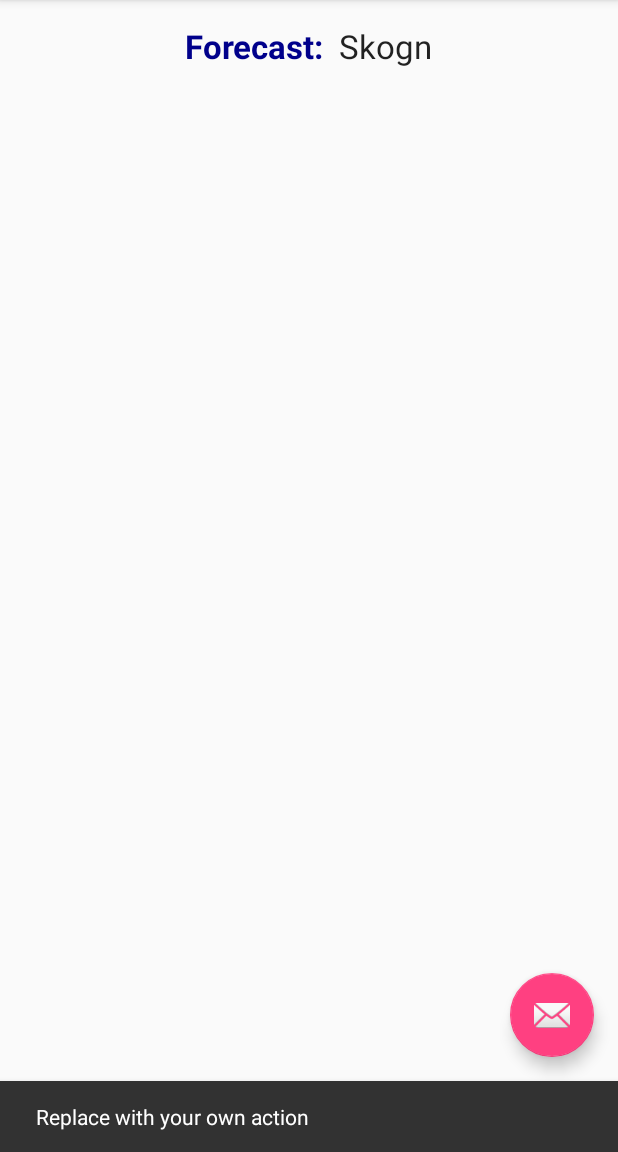
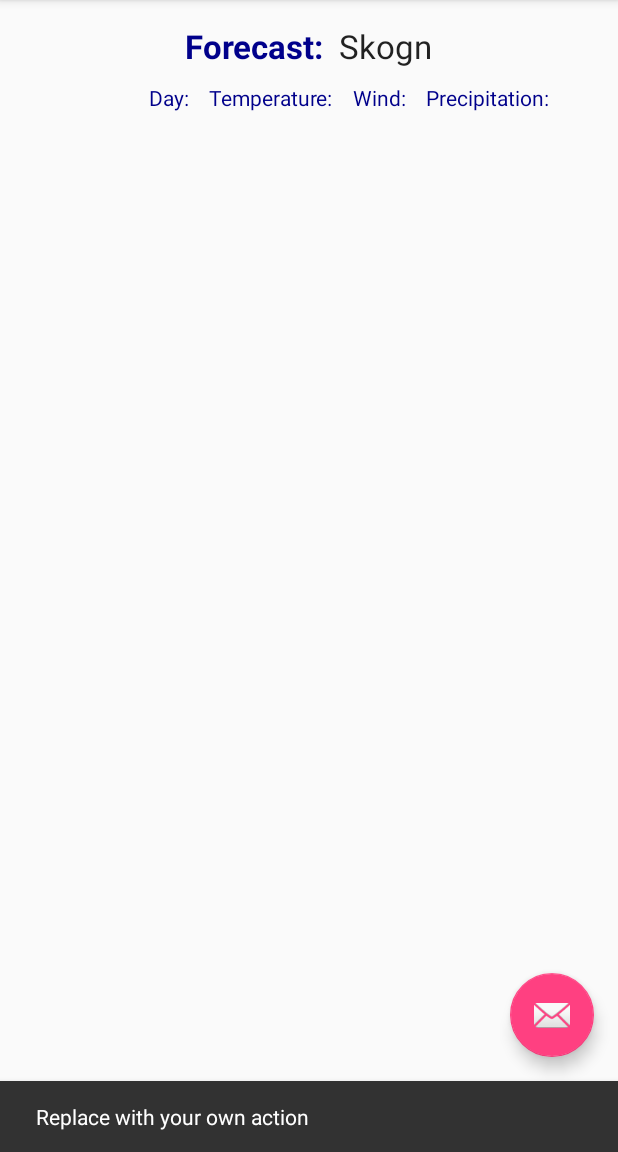
Before and after one commit to ole-aarnseth/WeatherCast, an Android app: the screen it shows after launch (WeatherActivity), after a tap on an icon or button, on a phone screen of 412 x 824 dp, the part 84-1236 px from its top. Run offline under Robolectric (Android 15) with nearby library versions, the phone set to English and light mode, and no system bars.

```diff
--- a/app/src/main/res/layout/content_weather.xml
+++ b/app/src/main/res/layout/content_weather.xml
@@ -39,6 +39,86 @@
             android:text="Skogn" />
     </LinearLayout>
 
+    <LinearLayout
+        android:orientation="horizontal"
+        android:layout_width="match_parent"
+        android:layout_height="wrap_content"
+        android:gravity="center_horizontal">
+        <!-- TextView header rammes rundt en ekstra linearlayout som sentrerer teksten,
+             som erstatning for textAlignment="center". Grunnen for denne løsningen er at
+             textAlignment kommer i konflikt med minimum-API-nivå. -->
+        <LinearLayout
+            android:layout_marginLeft="54dp"
+            android:orientation="horizontal"
+            android:layout_width="50dp"
+            android:layout_height="wrap_content"
+            android:gravity="center_horizontal">
+
+            <TextView
+                android:layout_width="wrap_content"
+                android:layout_height="wrap_content"
+                android:textAppearance="?android:attr/textAppearanceSmall"
+                android:text="@string/dateHdr"
+                android:id="@+id/dateHeader"
+                android:layout_gravity="center_horizontal"
+                android:textColor="@color/DarkBlue" />
+
+        </LinearLayout>
+
+        <LinearLayout
+            android:orientation="horizontal"
+            android:layout_width="86dp"
+            android:layout_height="wrap_content"
+            android:gravity="center_horizontal">
+
+            <TextView
+                android:layout_width="wrap_content"
+                android:layout_height="wrap_content"
+                android:textAppearance="?android:attr/textAppearanceSmall"
+                android:text="@string/tempHdr"
+                android:id="@+id/tempHeader"
+                android:layout_gravity="center_horizontal"
+                android:textColor="@color/DarkBlue" />
+
+        </LinearLayout>
+
+        <LinearLayout
+            android:orientation="horizontal"
+            android:layout_width="58dp"
+            android:layout_height="wrap_content"
+            android:gravity="center_horizontal">
+
+            <TextView
+                android:layout_width="wrap_content"
+                android:layout_height="wrap_content"
+                android:textAppearance="?android:attr/textAppearanceSmall"
+                android:text="@string/windHdr"
+                android:id="@+id/windHeader"
+                android:layout_gravity="center_horizontal"
+                android:textColor="@color/DarkBlue" />
+
+        </LinearLayout>
+
+        <LinearLayout
+            android:orientation="horizontal"
+            android:layout_marginRight="10dp"
+            android:layout_width="86dp"
+            android:layout_height="wrap_content"
+            android:gravity="center_horizontal">
+
+            <TextView
+                android:layout_width="wrap_content"
+                android:layout_height="wrap_content"
+                android:textAppearance="?android:attr/textAppearanceSmall"
+                android:text="@string/precipitationHdr"
+                android:id="@+id/precipitationHeader"
+                android:layout_gravity="center_horizontal"
+                android:textColor="@color/DarkBlue" />
+
+        </LinearLayout>
+
+    </LinearLayout>
+
     <ScrollView
         android:layout_width="wrap_content"
         android:layout_height="wrap_content"
--- a/app/src/main/res/values/strings.xml
+++ b/app/src/main/res/values/strings.xml
@@ -6,6 +6,7 @@
     <string name="displaydate_today">Today</string>
     <string name="unknown_locality">Unknown locality</string>
     <string name="localityHdr">Forecast:</string>
+    <string name="dateHdr">Day:</string>
     <string name="tempHdr">Temperature:</string>
     <string name="windHdr">Wind:</string>
     <string name="windspeedUnit">mps</string>
```
Also changed, not shown: app/src/main/res/drawable/forecast_background.xml (added, +7 -0 lines), app/src/main/res/layout/fragment_forecast_list_element.xml (+12 -40 lines).
